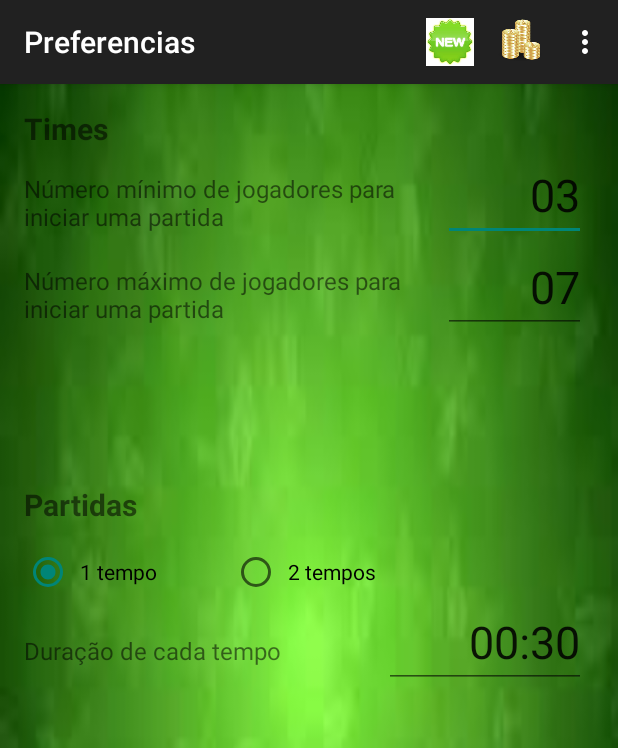
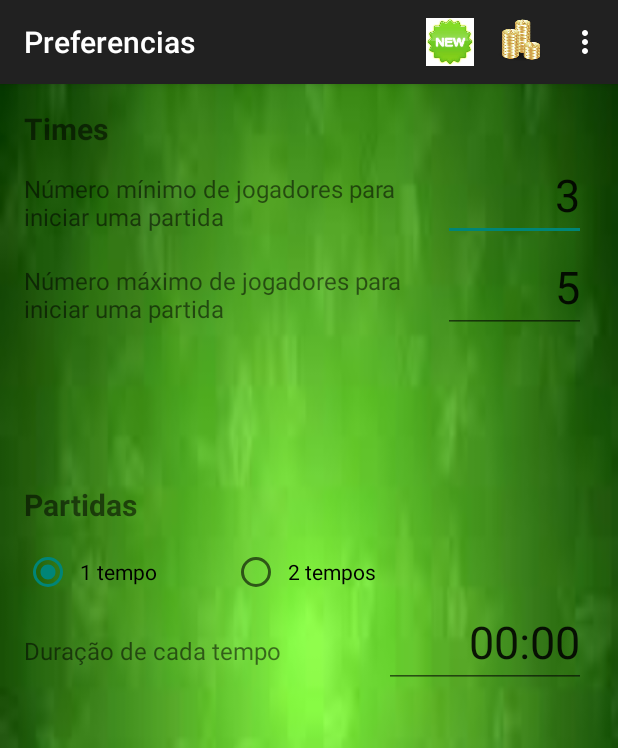
Before and after one commit to IESBSinvas/Fruitebas2, an Android app: the screen it shows after launch (Preferencias), after a tap on "Preferências", on a phone screen of 412 x 824 dp. Shown: the top 748 px of the screen. Run offline under Robolectric (Android 15) with nearby library versions, the light colour scheme and no system bars.

Commit message:
Criação da Tela de Preferencias

```diff
--- a/app/src/main/java/aplicativo/milreuelima/iesb/com/br/futebas/Atividades/MainFutebasActivity.java
+++ b/app/src/main/java/aplicativo/milreuelima/iesb/com/br/futebas/Atividades/MainFutebasActivity.java
@@ -13,7 +13,9 @@ import android.widget.ImageButton;
 import android.widget.TextView;
 import android.widget.Toast;
 import aplicativo.milreuelima.iesb.com.br.futebas.R;
+import aplicativo.milreuelima.iesb.com.br.futebas.core.FutebasDefaultValues;
 import aplicativo.milreuelima.iesb.com.br.futebas.core.MainRules;
+import aplicativo.milreuelima.iesb.com.br.futebas.entidades.Configuracao;
 import aplicativo.milreuelima.iesb.com.br.futebas.entidades.EstadoPartida;
 import aplicativo.milreuelima.iesb.com.br.futebas.exceptions.GenericBusinessException;
 import aplicativo.milreuelima.iesb.com.br.futebas.exceptions.PartidaEstadoInvalidoException;
@@ -252,7 +254,10 @@ public class MainFutebasActivity extends AppCompatActivity {
                 case R.id.menu_preferencias:
                     pararCronometro.stop();
                     Intent intentPreferencia = new Intent(this, Preferencias.class);
-                    startActivity(intentPreferencia);
+                    Configuracao conf = mainFutebas.getConfiguracao();
+                    intentPreferencia.putExtra("conf", mainFutebas.getConfiguracao());
+
+                    startActivityForResult(intentPreferencia, FutebasDefaultValues.REQUEST_CODE_PREFERENCIAS);
                     break;
                 case R.id.menu_espera:
                     pararCronometro.stop();
@@ -269,6 +274,28 @@ public class MainFutebasActivity extends AppCompatActivity {
             trataGenericBusinessException(e);
         }
         return super.onOptionsItemSelected(item);
+    }
+
+    @Override
+    protected void onActivityResult(int requestCode, int resultCode, Intent data) {
+        super.onActivityResult(requestCode, resultCode, data);
+
+        switch (requestCode){
+            case FutebasDefaultValues.REQUEST_CODE_PREFERENCIAS:
+                Configuracao conf = mainFutebas.getConfiguracao();
+                Configuracao confAlterada = (Configuracao) data.getSerializableExtra("conf");
+                conf.setNumeroMinimoJogadores(confAlterada.getNumeroMinimoJogadores());
+                conf.setNumeroMaximoJogadores(confAlterada.getNumeroMaximoJogadores());
+
+                try {
+                    mainFutebas.salvaConfiguracoes();
+                } catch (GenericBusinessException e) {
+                    trataGenericBusinessException(e);
+                }
+
+
+        }
+
     }
 
     private void atualizaTela(){
--- a/app/src/main/java/aplicativo/milreuelima/iesb/com/br/futebas/Atividades/Preferencias.java
+++ b/app/src/main/java/aplicativo/milreuelima/iesb/com/br/futebas/Atividades/Preferencias.java
@@ -5,15 +5,37 @@ import android.support.v7.app.AppCompatActivity;
 import android.os.Bundle;
 import android.view.Menu;
 import android.view.MenuItem;
+import android.widget.EditText;
+import android.widget.TextView;
 
 import aplicativo.milreuelima.iesb.com.br.futebas.R;
+import aplicativo.milreuelima.iesb.com.br.futebas.core.MainRules;
+import aplicativo.milreuelima.iesb.com.br.futebas.entidades.Configuracao;
 
 public class Preferencias extends AppCompatActivity {
+
+
+    private MainRules mainFutebas = null;
+    private Configuracao conf = null;
+    private EditText editTextMinJogadores;
+    private EditText editTextMaxJogadores;
 
     @Override
     protected void onCreate(Bundle savedInstanceState) {
         super.onCreate(savedInstanceState);
         setContentView(aplicativo.milreuelima.iesb.com.br.futebas.R.layout.activity_preferencias);
+
+        conf = (Configuracao) getIntent().getSerializableExtra("conf");
+        //conf = mainFutebas.getConfiguracao();
+
+        //Assinalando objetos da tela
+        editTextMinJogadores = (EditText)findViewById(R.id.nmMinJog);
+        editTextMaxJogadores = (EditText)findViewById(R.id.nmMaxJog);
+
+        editTextMinJogadores.setText(String.valueOf(conf.getNumeroMinimoJogadores()));
+        editTextMaxJogadores.setText(String.valueOf(conf.getNumeroMaximoJogadores()));
+
+
     }
 
     @Override
@@ -54,4 +76,24 @@ public class Preferencias extends AppCompatActivity {
 
         return super.onOptionsItemSelected(item);
     }
+
+    @Override
+    public void onBackPressed() {
+        //super.onBackPressed();
+        Intent itRetorno = new Intent();
+
+        conf.setNumeroMinimoJogadores(Integer.valueOf(editTextMinJogadores.getText().toString()));
+        conf.setNumeroMaximoJogadores(Integer.valueOf(editTextMaxJogadores.getText().toString()));
+        itRetorno.putExtra("conf", conf);
+
+        Preferencias.this.setResult(RESULT_OK, itRetorno);
+        Preferencias.this.finish();
+    }
+
+    @Override
+    protected void onStop() {
+        super.onStop();
+
+
+    }
 }
--- a/app/src/main/java/aplicativo/milreuelima/iesb/com/br/futebas/core/DatabaseHelper.java
+++ b/app/src/main/java/aplicativo/milreuelima/iesb/com/br/futebas/core/DatabaseHelper.java
@@ -102,7 +102,7 @@ public class DatabaseHelper extends SQLiteOpenHelper {
 
         try {
 
-            cursorConfiguracao = db.rawQuery("SELECT _id, num_min_jogadores, num_max_jogadores FROM configuracao WHERE id_evento = 1)", null);
+            cursorConfiguracao = db.rawQuery("SELECT _id, num_min_jogadores, num_max_jogadores FROM configuracao WHERE _id = 1", null);
             cursorConfiguracao.moveToFirst();
 
             if (cursorConfiguracao.getCount() == 0){
@@ -120,7 +120,7 @@ public class DatabaseHelper extends SQLiteOpenHelper {
                 }
             }
         }catch (Exception ex){
-
+            result = result +1;
         }finally {
             if(cursorConfiguracao != null){ cursorConfiguracao.close();}
         }
--- a/app/src/main/java/aplicativo/milreuelima/iesb/com/br/futebas/core/FutebasDefaultValues.java
+++ b/app/src/main/java/aplicativo/milreuelima/iesb/com/br/futebas/core/FutebasDefaultValues.java
@@ -9,4 +9,7 @@ public class FutebasDefaultValues {
     public static final int QTD_MIN_JOGADORES_TIME = 3;
     public static final int QTD_MAX_JOGADORES_TIME = 5;
 
+    public static final int REQUEST_CODE_PREFERENCIAS = 200;
+
+
 }
--- a/app/src/main/java/aplicativo/milreuelima/iesb/com/br/futebas/core/MainRules.java
+++ b/app/src/main/java/aplicativo/milreuelima/iesb/com/br/futebas/core/MainRules.java
@@ -1,5 +1,6 @@
 package aplicativo.milreuelima.iesb.com.br.futebas.core;
 
+import java.io.Serializable;
 import java.util.ArrayList;
 import java.util.Date;
 import java.util.List;
@@ -20,7 +21,7 @@ import android.database.sqlite.SQLiteDatabase;
 /**
  * Criado por Sinvas em 13/10/2015.
  */
-public class MainRules {
+public class MainRules implements Serializable {
 
     private Context context;
     private DatabaseHelper dbHelper;
@@ -75,6 +76,19 @@ public class MainRules {
                 throw new GenericBusinessException(e.getMessage());
             }
 
+        }
+    }
+
+    public Configuracao getConfiguracao(){
+        return this.conf;
+    }
+
+    public void salvaConfiguracoes() throws GenericBusinessException {
+
+        try {
+            dbHelper.gravaConfiguracao(this.conf);
+        } catch (GenericDatabaseException e) {
+            throw new GenericBusinessException("Houve um problema ao gravar suas configurações!");
         }
     }
 
@@ -157,13 +171,13 @@ public class MainRules {
     }
 
     public void registraFalta(int idJogador){
-        //TODO: Colocar código aqui
+        //TODO: Quando lançar a versão que controla faltas colocar o código aqui.
     }
 
     public List<Partida> consultarPartidas(){
         List<Partida> retorno = new ArrayList<>();
 
-        //TODO: escrever o código que busca no BD aqui
+        //TODO: Quando lançar versão que controla múltiplas partidas escrever o código que busca no BD aqui
 
         return retorno;
     }
--- a/app/src/main/java/aplicativo/milreuelima/iesb/com/br/futebas/entidades/Configuracao.java
+++ b/app/src/main/java/aplicativo/milreuelima/iesb/com/br/futebas/entidades/Configuracao.java
@@ -1,9 +1,11 @@
 package aplicativo.milreuelima.iesb.com.br.futebas.entidades;
+
+import java.io.Serializable;
 
 /**
  * Criado por Sinvas em 02/11/2015.
  */
-public class Configuracao {
+public class Configuracao implements Serializable{
     private int numeroMinimoJogadores;
     private int numeroMaximoJogadores;
 
--- a/app/src/main/res/layout/activity_preferencias.xml
+++ b/app/src/main/res/layout/activity_preferencias.xml
@@ -41,7 +41,7 @@
                 android:inputType="number"
                 android:ems="10"
                 android:id="@+id/nmMinJog"
-                android:text="03"
+                android:text="00"
                 android:textSize="30dp"
                 android:layout_weight="1"
                 android:layout_marginRight="5dp"
@@ -74,7 +74,7 @@
                 android:inputType="number"
                 android:ems="10"
                 android:id="@+id/nmMaxJog"
-                android:text="07"
+                android:text="00"
                 android:textSize="30dp"
                 android:layout_weight="1"
                 android:layout_marginRight="5dp"
@@ -151,7 +151,7 @@
                 android:layout_height="wrap_content"
                 android:ems="10"
                 android:id="@+id/txtDuracaoTempos"
-                android:text="00:30"
+                android:text="00:00"
                 android:textSize="30dp"
                 android:layout_weight="1"
                 android:layout_marginRight="5dp"
```
Also changed, not shown: 1 other file.
